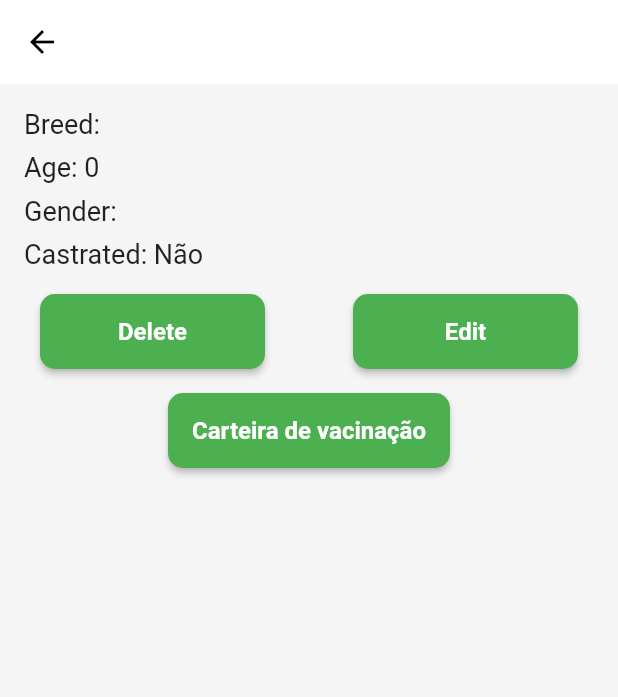
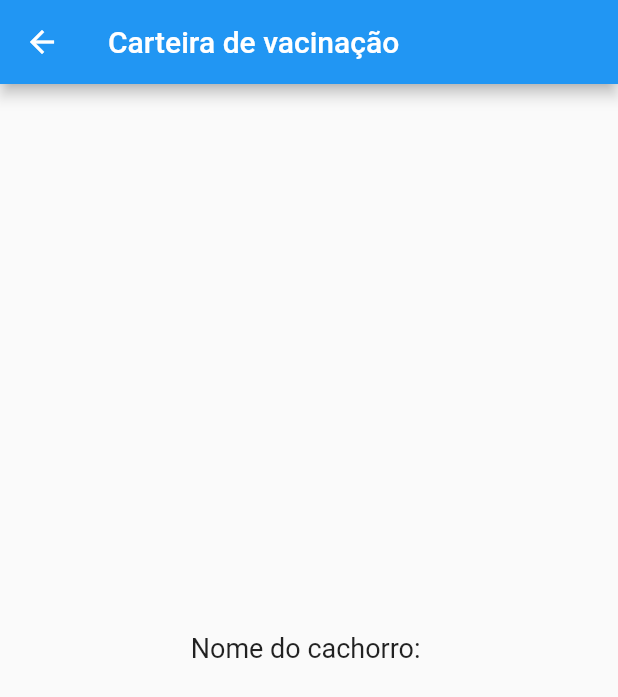
Before and after one commit to Sergio-Cordeiro/Canine_shield, a Flutter app: the DogDetailScreen screen opened directly with empty values, after a tap on "Carteira de vacinação", on a phone screen of 412 x 824 dp. Shown: the top 697 px of the screen. Run offline on Flutter 3.47's test engine with Material 2 defaults, Android fonts, the light colour scheme and no system bars; our stand-ins replace sqflite; accounts and stored records are empty.

Commit message:
new redirect and new screen

```diff
--- a/lib/dogDetailScreen.dart
+++ b/lib/dogDetailScreen.dart
@@ -1,3 +1,4 @@
+import 'package:canine_shield/vaccineCardScreen.dart';
 import 'package:flutter/material.dart';
 import 'package:canine_shield/models/dog.dart';
 import 'package:canine_shield/database/dog_database.dart';
@@ -142,6 +143,12 @@ class _DogDetailScreenState extends State<DogDetailScreen> {
             Center(
               child: ElevatedButton(
                 onPressed: () {
+                  Navigator.push(
+                    context,
+                    MaterialPageRoute(
+                      builder: (context) => VaccineCardScreen(dog: widget.dog),
+                    ),
+                  );
                   // ...código do novo botão...
                 },
                 style: ElevatedButton.styleFrom(
--- /dev/null
+++ b/lib/vaccineCardScreen.dart
@@ -0,0 +1,30 @@
+import 'package:flutter/material.dart';
+import 'package:canine_shield/models/dog.dart';
+
+class VaccineCardScreen extends StatelessWidget {
+  final Dog dog;
+
+  const VaccineCardScreen({Key? key, required this.dog}) : super(key: key);
+
+  @override
+  Widget build(BuildContext context) {
+    return Scaffold(
+      appBar: AppBar(
+        title: const Text('Carteira de vacinação'),
+      ),
+      body: Center(
+        child: Column(
+          mainAxisAlignment: MainAxisAlignment.center,
+          children: [
+            Text(
+              'Nome do cachorro: ${dog.name}',
+              style: const TextStyle(fontSize: 18),
+            ),
+            const SizedBox(height: 16),
+            // Adicione aqui a lista de vacinas do cachorro
+          ],
+        ),
+      ),
+    );
+  }
+}
```
Also changed, not shown: 35 other files.
